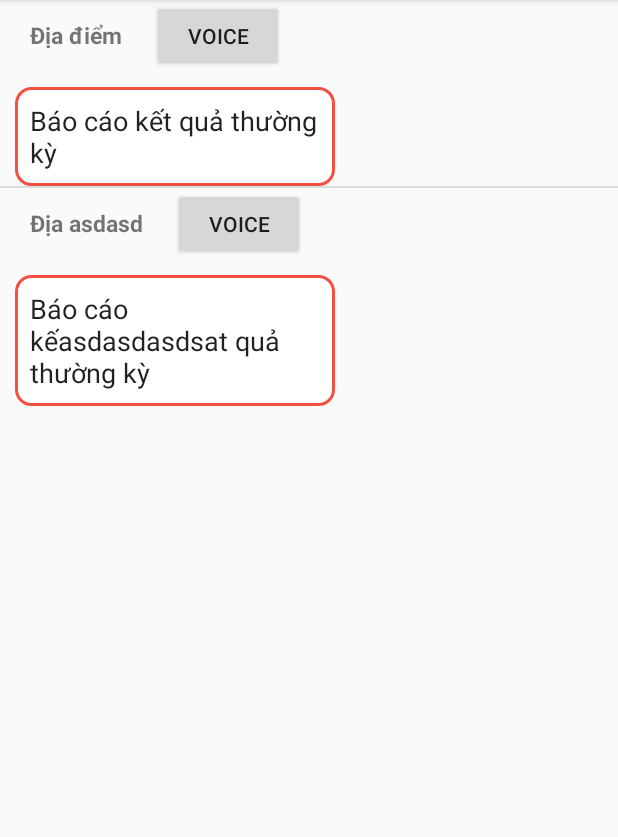
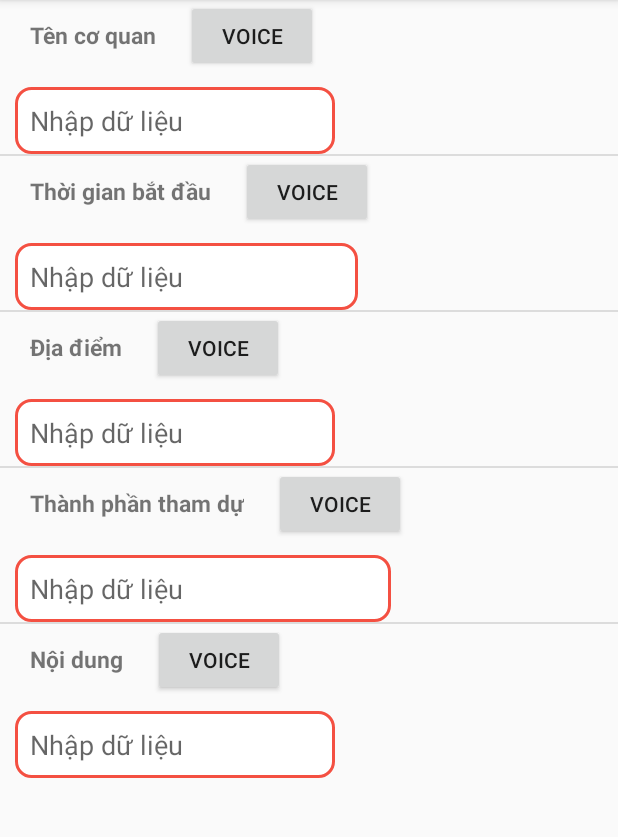
Before and after one commit to lazykitty267/LVTN, an Android app: the ReportDetailActivity screen opened directly, with no data from a screen before it, on a phone screen of 412 x 824 dp, the part 84-921 px from its top. Run offline under Robolectric (Android 15) with nearby library versions, the phone set to English and light mode, and no system bars.

Commit message:
update reportdetailactivity to list field

```diff
--- a/app/src/main/java/bk/lvtn/ReportDetailActivity.java
+++ b/app/src/main/java/bk/lvtn/ReportDetailActivity.java
@@ -26,15 +26,18 @@ public class ReportDetailActivity extends AppCompatActivity {
 
         listField.setAdapter(adapter);
         // Test listview
-        Field test = new Field();
-        test.setKey_field("Địa điểm");
-        test.setValue_field("Báo cáo kết quả thường kỳ");
+        Field field1 = new Field("Tên cơ quan");
+        Field field2 = new Field("Thời gian bắt đầu");
+        Field field3 = new Field("Địa điểm");
+        Field field4 = new Field("Thành phần tham dự");
+        Field field5 = new Field("Nội dung");
 
-        Field test1 = new Field();
-        test1.setKey_field("Địa asdasd");
-        test1.setValue_field("Báo cáo kếasdasdasdsat quả thường kỳ");
-        arrField.add(test);
-        arrField.add(test1);
+
+        arrField.add(field1);
+        arrField.add(field2);
+        arrField.add(field3);
+        arrField.add(field4);
+        arrField.add(field5);
         adapter.notifyDataSetChanged();
 
     }
--- a/app/src/main/java/bk/lvtn/fragment_adapter/Field.java
+++ b/app/src/main/java/bk/lvtn/fragment_adapter/Field.java
@@ -5,6 +5,12 @@ package bk.lvtn.fragment_adapter;
  */
 
 public class Field {
+
+    public Field(String key_field){
+        this.key_field = key_field;
+        this.value_field = "";
+    }
+
     private String key_field;
 
     public String getKey_field() {
```
